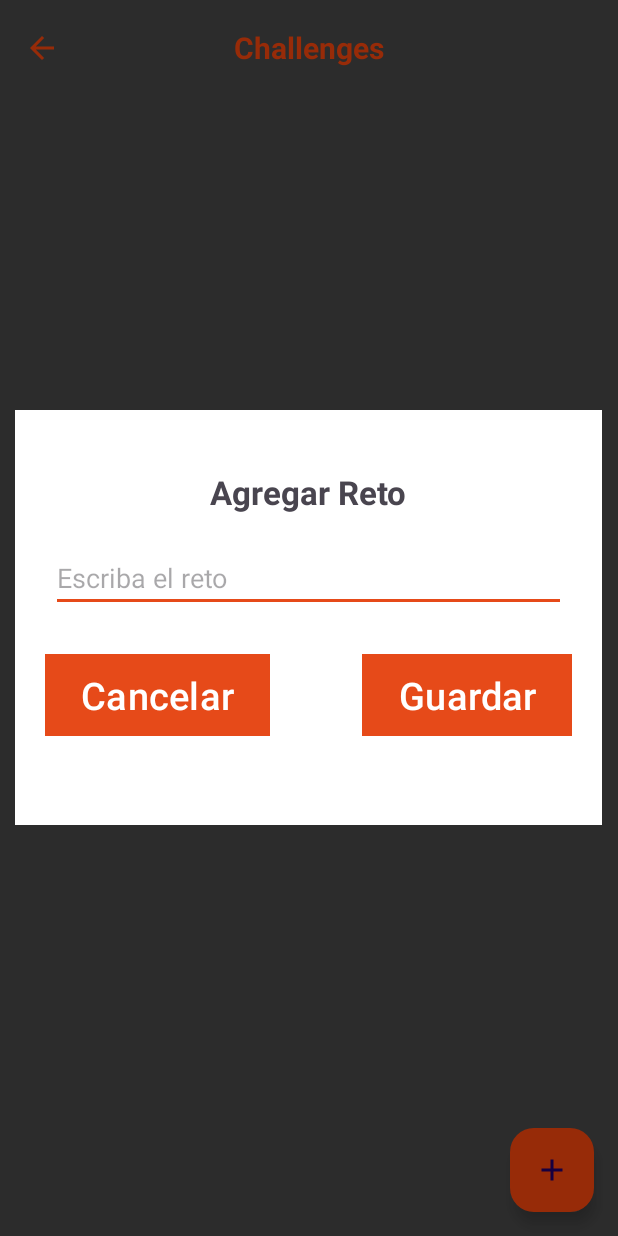
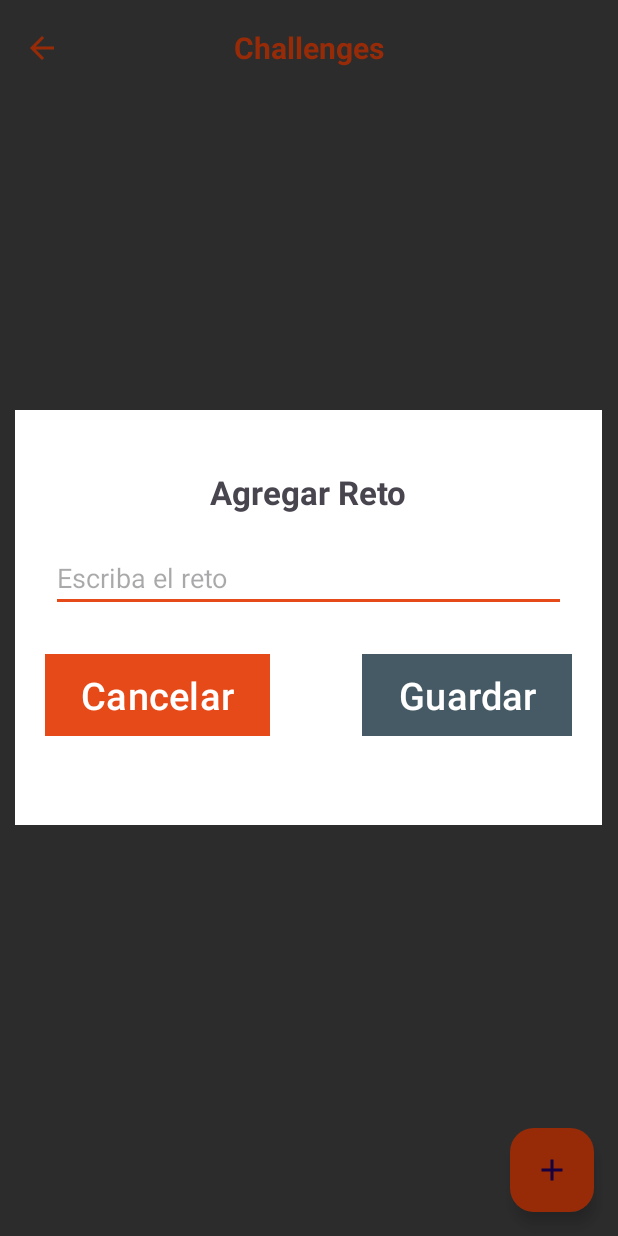
Before and after one commit to T-Dev-Org/equipoUno, an Android app: the ChallengesFragment screen opened through its navigation route, after a tap on "Add challenge", on a phone screen of 412 x 824 dp. Run offline under Robolectric (Android 15) with nearby library versions, the phone set to English and light mode, and no system bars; our stand-ins replace data binding; 1 statement that could not run was skipped.

Commit message:
feat(BAPP-145): enable/disable button "btnSave" based on input text

```diff
--- a/app/src/main/java/com/example/equipouno/view/dialogue/CustomDialog.kt
+++ b/app/src/main/java/com/example/equipouno/view/dialogue/CustomDialog.kt
@@ -1,8 +1,12 @@
 package com.example.equipouno.view.dialogue
 
 import android.content.Context
+import android.text.Editable
+import android.text.TextWatcher
 import android.view.LayoutInflater
 import androidx.appcompat.app.AlertDialog
+import androidx.core.content.ContextCompat
+import com.example.equipouno.R
 import com.example.equipouno.databinding.CustomDialogBinding
 
 class CustomDialog {
@@ -30,6 +34,23 @@ class CustomDialog {
             binding.btnSave.text = positiveButtonText
             binding.btnCancel.text = negativeButtonText
 
+            // Deshabilitar btnSave y cambiar color inicialmente
+            binding.btnSave.isEnabled = false
+            binding.btnSave.setBackgroundColor(ContextCompat.getColor(context, R.color.gray_700))
+
+            // Agregar TextWatcher para habilitar/deshabilitar btnSave y cambiar color según el texto
+            binding.etChallenge.addTextChangedListener(object : TextWatcher {
+                override fun afterTextChanged(s: Editable?) {
+                    val isNotEmpty = !s.isNullOrEmpty()
+                    binding.btnSave.isEnabled = isNotEmpty
+                    val color = if (isNotEmpty) R.color.orange_700 else R.color.gray_700
+                    binding.btnSave.setBackgroundColor(ContextCompat.getColor(context, color))
+                }
+
+                override fun beforeTextChanged(s: CharSequence?, start: Int, count: Int, after: Int) {}
+                override fun onTextChanged(s: CharSequence?, start: Int, before: Int, count: Int) {}
+            })
+
             // Configurar funcionalidad de los botones
             binding.btnSave.setOnClickListener {
                 onPositiveClick()
```
